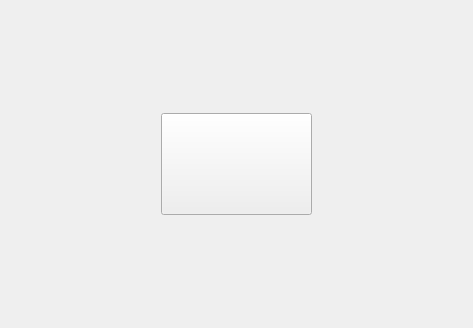
First picture: the form in mainwindow.ui, repository max22-/loan, before the edit.
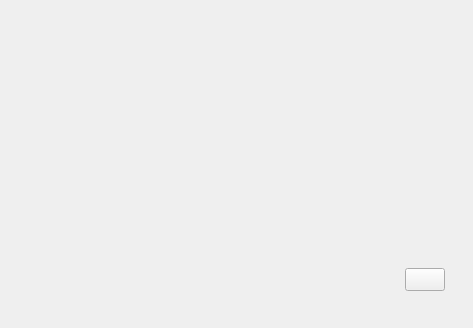
Second picture: the form after the edit. Icons and pictures are not drawn.

Commit message: Bouton redimensionnable à la bonne position

```diff
--- a/mainwindow.ui
+++ b/mainwindow.ui
@@ -51,7 +51,7 @@
        <property name="styleSheet">
         <string notr="true">border-image: url(:/images/backgrounds/background.png);</string>
        </property>
-       <layout class="QGridLayout" name="gridLayout">
+       <layout class="QGridLayout" name="gridLayout" rowstretch="760,68,78" columnstretch="1420,128,61">
         <item row="0" column="1">
          <spacer name="verticalSpacer_2">
           <property name="orientation">
@@ -60,7 +60,7 @@
           <property name="sizeHint" stdset="0">
            <size>
             <width>20</width>
-            <height>96</height>
+            <height>176</height>
            </size>
           </property>
          </spacer>
@@ -72,7 +72,7 @@
           </property>
           <property name="sizeHint" stdset="0">
            <size>
-            <width>145</width>
+            <width>263</width>
             <height>20</height>
            </size>
           </property>
@@ -113,7 +113,7 @@
           </property>
           <property name="sizeHint" stdset="0">
            <size>
-            <width>145</width>
+            <width>86</width>
             <height>20</height>
            </size>
           </property>
@@ -127,7 +127,7 @@
           <property name="sizeHint" stdset="0">
            <size>
             <width>20</width>
-            <height>96</height>
+            <height>57</height>
            </size>
           </property>
          </spacer>
```
